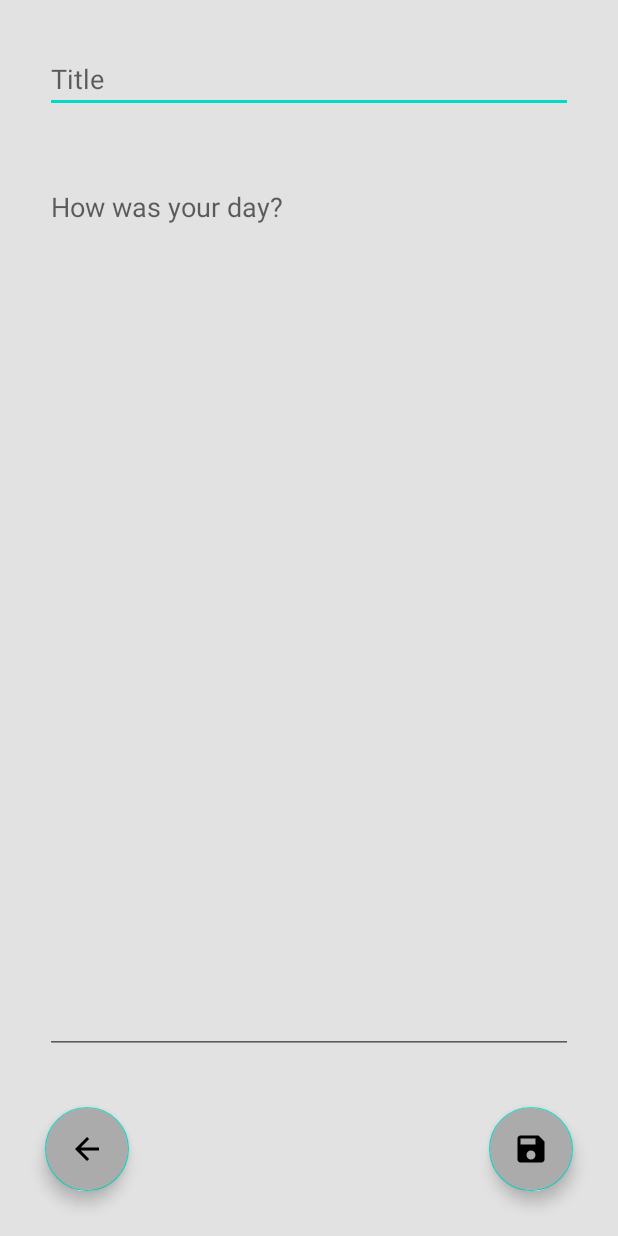
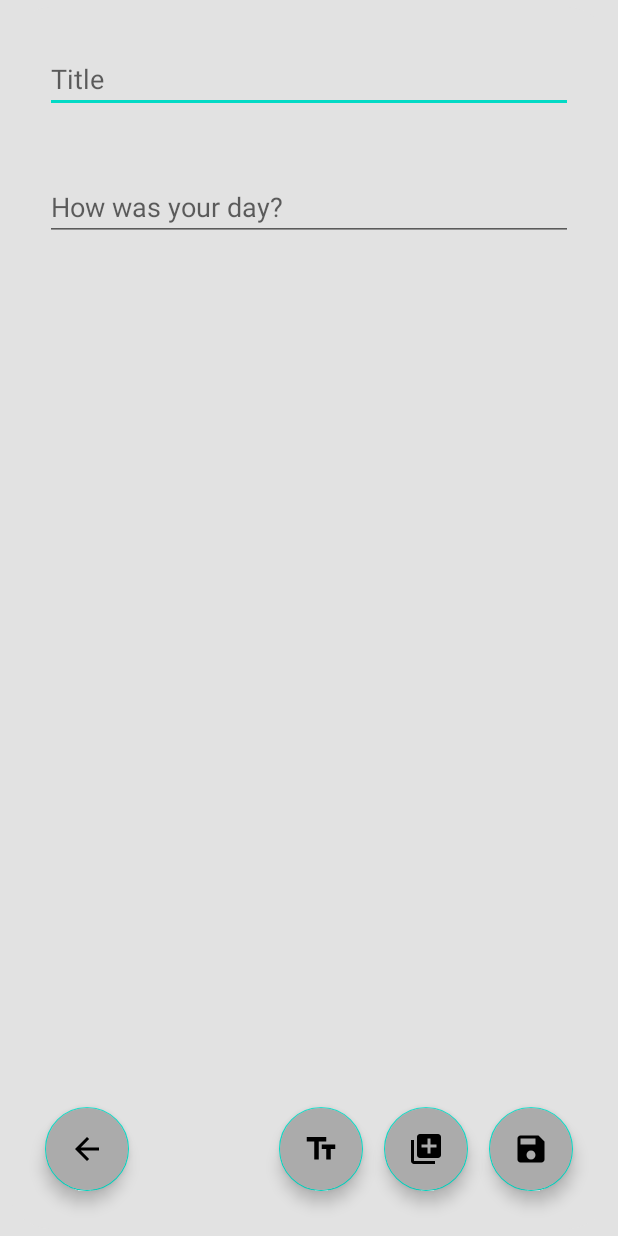
Before and after one commit to rudrankbasant/Journal-App, an Android app: the screen it shows after launch (AddEditNoteActivity), after a tap on an icon or button, on a phone screen of 412 x 824 dp. Run offline under Robolectric (Android 15) with nearby library versions, the phone set to English and light mode, and no system bars; our stand-ins replace Room's generated code; 1 statement that could not run was skipped.

Commit message:
commiting with bonus features

```diff
--- a/app/src/main/AndroidManifest.xml
+++ b/app/src/main/AndroidManifest.xml
@@ -1,6 +1,8 @@
 <?xml version="1.0" encoding="utf-8"?>
 <manifest xmlns:android="http://schemas.android.com/apk/res/android"
     package="com.example.jour">
+
+    <uses-permission android:name="android.permission.READ_EXTERNAL_STORAGE" />
 
     <application
         android:allowBackup="true"
@@ -9,6 +11,9 @@
         android:roundIcon="@mipmap/ic_launcher_round"
         android:supportsRtl="true"
         android:theme="@style/Theme.Jour">
+        <activity
+            android:name=".TextFormatter"
+            android:exported="false" />
         <activity
             android:name=".AddEditNoteActivity"
             android:exported="false" />
--- a/app/src/main/java/com/example/jour/AddEditNoteActivity.kt
+++ b/app/src/main/java/com/example/jour/AddEditNoteActivity.kt
@@ -1,24 +1,44 @@
 package com.example.jour
 
 import android.content.Intent
+import android.graphics.Bitmap
+import android.graphics.BitmapFactory
+import android.net.Uri
 import androidx.appcompat.app.AppCompatActivity
 import android.os.Bundle
+import android.provider.MediaStore
+import android.util.Log
 import android.widget.EditText
+import android.widget.ImageView
 import android.widget.Toast
 import androidx.lifecycle.ViewModelProvider
+import com.example.jour.MVVM.JourDatabase
 import com.example.jour.MVVM.JourViewModel
 import com.example.jour.MVVM.Note
 import com.google.android.material.floatingactionbutton.FloatingActionButton
+import java.io.ByteArrayOutputStream
+import java.io.IOException
 import java.text.SimpleDateFormat
 import java.util.*
 
 class AddEditNoteActivity : AppCompatActivity() {
     lateinit var backButton: FloatingActionButton
+    lateinit var formatButton: FloatingActionButton
     lateinit var editTitle: EditText
     lateinit var editDesc: EditText
     lateinit var saveButton: FloatingActionButton
     lateinit var viewModel: JourViewModel
-    var noteID= -1;
+    lateinit var addImageButton: FloatingActionButton
+    lateinit var theimage: ImageView
+    lateinit var ImageURI: Uri
+    lateinit var bitmap: Bitmap
+
+    var noteID= -1
+
+    companion object{
+        const val IMAGE_REQ_CODE=100
+
+    }
     override fun onCreate(savedInstanceState: Bundle?) {
         super.onCreate(savedInstanceState)
         setContentView(R.layout.activity_add_edit_note)
@@ -26,7 +46,9 @@ class AddEditNoteActivity : AppCompatActivity() {
         editDesc = findViewById(R.id.editNoteDescription)
         saveButton=findViewById(R.id.jourSaveButton)
         backButton=findViewById(R.id.backButton)
-
+        addImageButton=findViewById(R.id.jourAddImgButton)
+        formatButton=findViewById(R.id.jourFormatButton)
+        theimage=findViewById(R.id.imageView1)
 
         viewModel= ViewModelProvider(
             this,
@@ -38,21 +60,34 @@ class AddEditNoteActivity : AppCompatActivity() {
         if(noteType.equals("Edit")){
             val noteTitle = intent.getStringExtra("noteTitle")
             val noteDesc = intent.getStringExtra("noteDescription")
-            noteID= intent.getIntExtra("",-1)
+            noteID= intent.getIntExtra("noteID",-1)
             editTitle.setText(noteTitle)
             editDesc.setText(noteDesc)
+            //theimage.setImageBitmap(bitmap)
         }
+
+        /*val formattedTitle = intent.getStringExtra("formattedTitle")
+        val formattedDesc =intent.getStringExtra("formattedDesc")
+        if(formattedTitle!="null" && formattedDesc!="null"){
+            editTitle.setText(formattedTitle)
+            editDesc.setText(formattedDesc)
+        }
+        Log.d("valuess", formattedDesc.toString())
+*/
+
 
 
         saveButton.setOnClickListener{
             val noteTitle= editTitle.text.toString()
             val noteDesc= editDesc.text.toString()
 
+            //val i = getStringFromBitmap(bitmap)
+
             if(noteType.equals("Edit")){
                 if(noteTitle.isNotEmpty() && noteDesc.isNotEmpty()){
-                    val sdf= SimpleDateFormat("MM dd,yyyy")
+                    val sdf= SimpleDateFormat("MMM, dd,yyyy")
                     val currentDate:String= sdf.format(Date())
-                    val updateNote = Note(noteTitle, noteDesc, currentDate)
+                    val updateNote = Note(noteTitle, noteDesc, currentDate )
                     updateNote.id=noteID
                     viewModel.updateNote(updateNote)
                     Toast.makeText(this,"Updated!",Toast.LENGTH_SHORT).show()
@@ -63,7 +98,7 @@ class AddEditNoteActivity : AppCompatActivity() {
                 }
             }else{
                 if(noteTitle.isNotEmpty() && noteDesc.isNotEmpty()){
-                    val sdf= SimpleDateFormat("MM dd,yyyy")
+                    val sdf= SimpleDateFormat("MMM dd,yyyy")
                     val currentDate:String= sdf.format(Date())
                     viewModel.addNote(Note(noteTitle,noteDesc,currentDate))
                     Toast.makeText(this,"Added!",Toast.LENGTH_SHORT).show()
@@ -83,7 +118,59 @@ class AddEditNoteActivity : AppCompatActivity() {
             startActivity(intent)
             this.finish()
         }
+
+        formatButton.setOnClickListener{
+            val intent = Intent(this@AddEditNoteActivity,TextFormatter::class.java)
+            intent.putExtra("title", editTitle.text.toString())
+            intent.putExtra("description", editDesc.text.toString())
+            startActivity(intent)
+            this.finish()
+        }
+
+
+        addImageButton.setOnClickListener{
+            pickImageGallery()
+
+        }
     }
 
+    private fun pickImageGallery() {
+        val intent = Intent(Intent.ACTION_PICK)
+        intent.type = "image/"
+        startActivityForResult(intent, IMAGE_REQ_CODE)
+    }
 
+    override fun onActivityResult(requestCode: Int, resultCode: Int, data: Intent?){
+        super.onActivityResult(requestCode, resultCode, data)
+        if(requestCode== IMAGE_REQ_CODE && resultCode==RESULT_OK){
+
+             ImageURI  = data?.data!!
+
+
+            if (ImageURI!=null){
+                theimage.setImageURI(data?.data)
+
+                try {
+                    bitmap =MediaStore.Images.Media.getBitmap(contentResolver, ImageURI)
+                    theimage.setImageBitmap(bitmap)
+                }catch(exception: IOException){
+                    exception.printStackTrace()
+
+                }
+
+            }
+
+        }
+
+    }
+
+    fun getStringFromBitmap(bitmap: Bitmap): ByteArray {
+        val outputStream = ByteArrayOutputStream()
+        bitmap.compress(Bitmap.CompressFormat.PNG, 100, outputStream)
+        return outputStream.toByteArray()
+    }
+
+    fun getBitmapFromString(byteArray: ByteArray): Bitmap{
+        return BitmapFactory.decodeByteArray(byteArray, 0, byteArray.size)
+    }
 }
--- a/app/src/main/java/com/example/jour/MVVM/JourDao.kt
+++ b/app/src/main/java/com/example/jour/MVVM/JourDao.kt
@@ -14,6 +14,6 @@ interface JourDao {
     @Delete
     fun delete(note: Note)
 
-    @Query(value = "Select * from jourTable order by date DESC")
+    @Query(value = "Select * from jourTable")
     fun getAllEntries(): LiveData<List<Note>>
 }
--- a/app/src/main/java/com/example/jour/MVVM/JourDatabase.kt
+++ b/app/src/main/java/com/example/jour/MVVM/JourDatabase.kt
@@ -4,8 +4,11 @@ import android.content.Context
 import androidx.room.Database
 import androidx.room.Room
 import androidx.room.RoomDatabase
+import androidx.room.TypeConverters
+import com.example.jour.imgConverter.ImageConverter
 
 @Database(entities = arrayOf(Note::class), version = 1, exportSchema = false)
+//@TypeConverters(ImageConverter::class)
 abstract class JourDatabase: RoomDatabase() {
     abstract fun getEntitiesDao(): JourDao
 
@@ -20,7 +23,8 @@ abstract class JourDatabase: RoomDatabase() {
                     context.applicationContext,
                     JourDatabase::class.java,
                     "jour_database"
-                ).build()
+                ).fallbackToDestructiveMigration().
+                build()
                 INSTANCE =instance
                 instance
             }
--- /dev/null
+++ b/app/src/main/res/drawable/format_icon.xml
@@ -0,0 +1,10 @@
+<vector xmlns:android="http://schemas.android.com/apk/res/android"
+    android:width="24dp"
+    android:height="24dp"
+    android:viewportWidth="24"
+    android:viewportHeight="24"
+    android:tint="?attr/colorControlNormal">
+  <path
+      android:fillColor="@android:color/white"
+      android:pathData="M2.5,4v3h5v12h3V7h5V4H2.5zM21.5,9h-9v3h3v7h3v-7h3V9z"/>
+</vector>
--- /dev/null
+++ b/app/src/main/res/drawable/imageadd_icon.xml
@@ -0,0 +1,10 @@
+<vector xmlns:android="http://schemas.android.com/apk/res/android"
+    android:width="24dp"
+    android:height="24dp"
+    android:viewportWidth="24"
+    android:viewportHeight="24"
+    android:tint="?attr/colorControlNormal">
+  <path
+      android:fillColor="@android:color/white"
+      android:pathData="M4,6L2,6v14c0,1.1 0.9,2 2,2h14v-2L4,20L4,6zM20,2L8,2c-1.1,0 -2,0.9 -2,2v12c0,1.1 0.9,2 2,2h12c1.1,0 2,-0.9 2,-2L22,4c0,-1.1 -0.9,-2 -2,-2zM19,11h-4v4h-2v-4L9,11L9,9h4L13,5h2v4h4v2z"/>
+</vector>
--- a/app/src/main/res/layout/activity_add_edit_note.xml
+++ b/app/src/main/res/layout/activity_add_edit_note.xml
@@ -16,20 +16,43 @@
         android:singleLine="true"
          />
 
+    <ScrollView
+        android:layout_width="match_parent"
+        android:layout_height="match_parent"
+        android:layout_above="@id/jourSaveButton"
+        android:layout_below="@id/editNoteTitle">
+
+        <LinearLayout
+            android:layout_width="match_parent"
+            android:layout_height="wrap_content"
+            android:orientation="vertical">
+
             <EditText
                 android:id="@+id/editNoteDescription"
                 android:layout_width="match_parent"
-        android:layout_height="match_parent"
-        android:layout_above="@id/jourSaveButton"
-        android:layout_below="@id/editNoteTitle"
+                android:layout_height="wrap_content"
+                android:layout_marginStart="30dp"
                 android:layout_marginTop="10dp"
-        android:layout_marginStart="30dp"
                 android:layout_marginEnd="30dp"
                 android:layout_marginBottom="5dp"
                 android:gravity="start|top"
                 android:hint="How was your day?"
                 android:inputType="textMultiLine"
                 android:singleLine="false" />
+
+            <ImageView
+                android:id="@+id/imageView1"
+                android:layout_width="match_parent"
+                android:layout_height="wrap_content"
+                android:layout_gravity="center"
+                android:layout_marginStart="30dp"
+                android:layout_marginTop="10dp"
+                android:layout_marginEnd="30dp"
+                android:layout_marginBottom="5dp" />
+
+
+        </LinearLayout>
+    </ScrollView>
 
     <com.google.android.material.floatingactionbutton.FloatingActionButton
         android:id="@+id/jourSaveButton"
@@ -39,24 +62,60 @@
         android:layout_alignParentRight="true"
         android:layout_alignParentBottom="true"
         android:layout_marginStart="30dp"
-        android:layout_marginTop="30dp"
+        android:layout_marginTop="10dp"
         android:layout_marginEnd="30dp"
         android:layout_marginBottom="30dp"
         android:backgroundTint="@color/Color3"
         android:clickable="true"
         android:src="@drawable/save_icon" />
+
+    <com.google.android.material.floatingactionbutton.FloatingActionButton
+        android:id="@+id/jourAddImgButton"
+        android:layout_width="wrap_content"
+        android:layout_height="wrap_content"
+        android:layout_alignParentEnd="true"
+        android:layout_alignParentRight="true"
+        android:layout_alignParentBottom="true"
+        android:layout_marginStart="30dp"
+        android:layout_marginTop="10dp"
+        android:layout_marginEnd="100dp"
+        android:layout_marginBottom="30dp"
+        android:backgroundTint="@color/Color3"
+        android:clickable="true"
+        android:src="@drawable/imageadd_icon" />
+
+    <com.google.android.material.floatingactionbutton.FloatingActionButton
+        android:id="@+id/jourFormatButton"
+        android:layout_width="wrap_content"
+        android:layout_height="wrap_content"
+        android:layout_alignParentEnd="true"
+        android:layout_alignParentRight="true"
+        android:layout_alignParentBottom="true"
+        android:layout_marginStart="30dp"
+        android:layout_marginTop="10dp"
+        android:layout_marginEnd="170dp"
+        android:layout_marginBottom="30dp"
+        android:backgroundTint="@color/Color3"
+        android:clickable="true"
+        android:src="@drawable/format_icon" />
+
+
+
+
     <com.google.android.material.floatingactionbutton.FloatingActionButton
         android:id="@+id/backButton"
         android:layout_width="wrap_content"
         android:layout_height="wrap_content"
         android:layout_alignParentStart="true"
         android:layout_alignParentLeft="true"
+        android:layout_alignParentBottom="true"
         android:layout_marginStart="30dp"
-        android:layout_marginTop="30dp"
-        android:layout_alignParentBottom="true"
+        android:layout_marginTop="10dp"
         android:layout_marginBottom="30dp"
         android:backgroundTint="@color/Color3"
         android:clickable="true"
         android:src="@drawable/back_icon" />
 
+
+
 </RelativeLayout>
```
Also changed, not shown: app/src/main/java/com/example/jour/MVVM/Note.kt (+6 -3 lines), app/src/main/java/com/example/jour/MainActivity.kt (+3 -4 lines), app/src/main/java/com/example/jour/TextFormatter.kt (added, +97 -0 lines), app/src/main/java/com/example/jour/imgConverter/ImageConverter.kt (added, +21 -0 lines), app/src/main/res/drawable/cancel_icon.xml (added, +10 -0 lines), app/src/main/res/layout/activity_main.xml (+1 -7 lines), app/src/main/res/layout/activity_text_formatter.xml (added, +127 -0 lines). Lines whose indentation alone changed are shown as unchanged.
